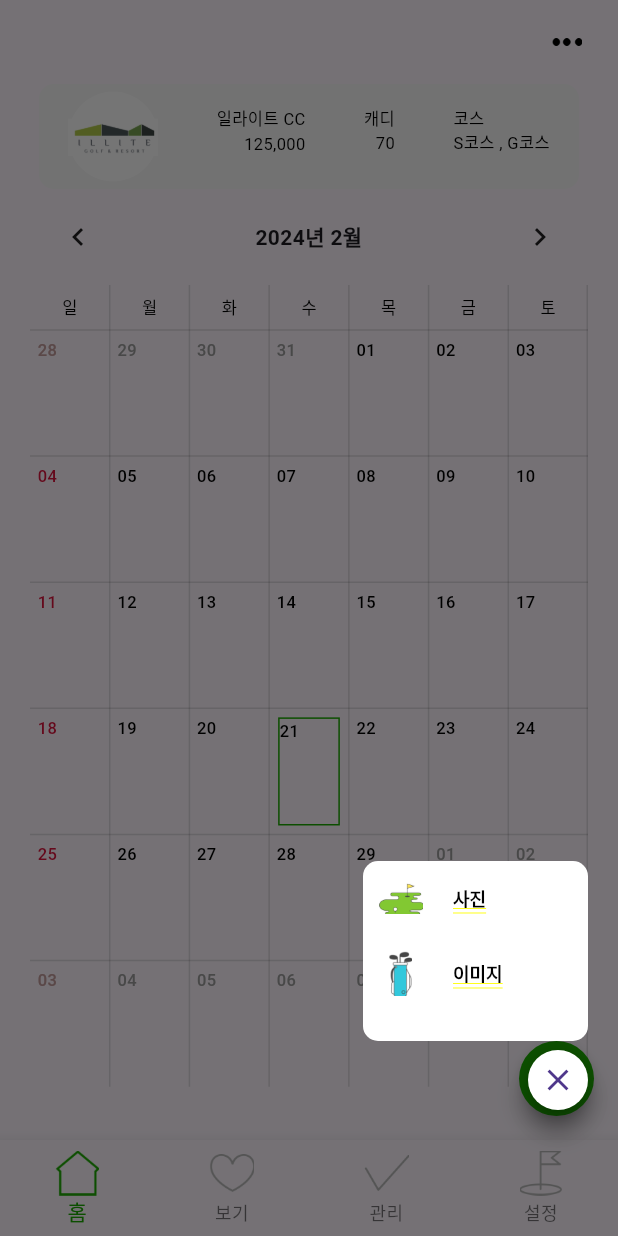
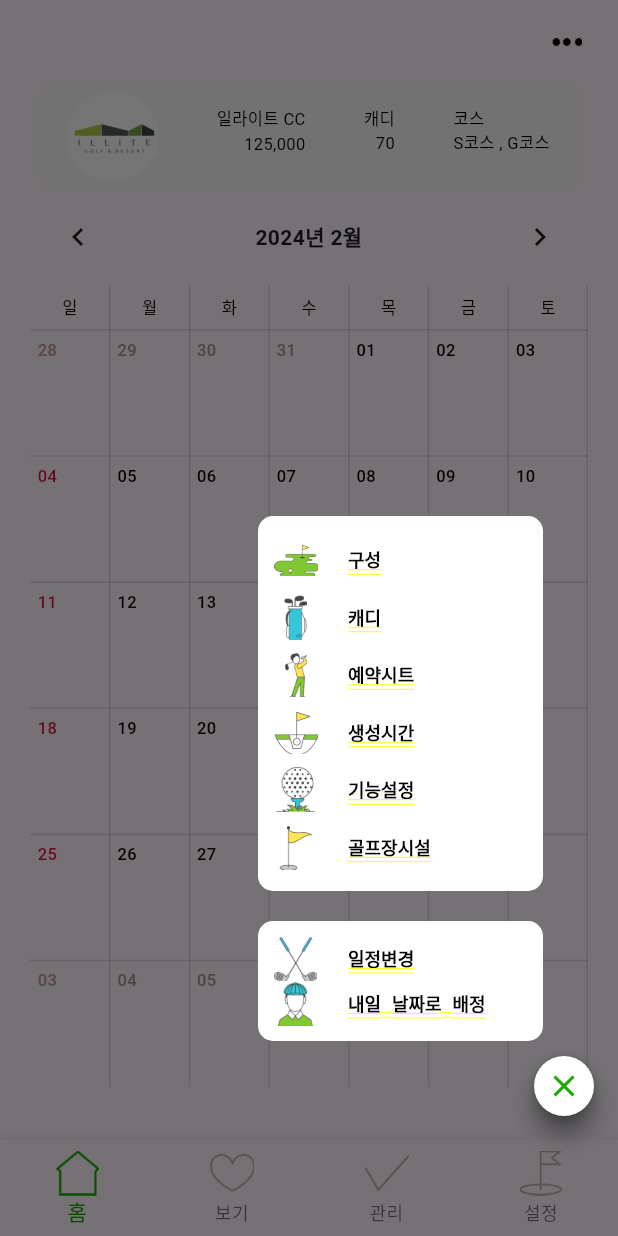
Before and after one commit to vinnyxin/flutterprojection, a Flutter app: the SheetSettingScreen2 screen opened directly, after a tap on the "add" icon, on a phone screen of 412 x 824 dp. Run offline on Flutter 3.47's test engine with Material 3 defaults, Android fonts, the phone set to English and light mode, and no system bars; drawn by our look-alikes of table_calendar; our stand-ins replace buttons_tabbar.

Commit message:
2024-02-21

```diff
--- a/lib/Common/floating_button.dart
+++ b/lib/Common/floating_button.dart
@@ -3,10 +3,12 @@
 class FloatingButton extends StatefulWidget {
   final String image;
   final String name;
+  // final Widget destination;
 
   const FloatingButton({
     required this.image,
     required this.name,
+    // required this.destination
 });
 
   @override
@@ -14,18 +16,23 @@
 }
 
 class _FloatingButtonState extends State<FloatingButton> {
+
   @override
   Widget build(BuildContext context) {
     return GestureDetector(
-      onTap: () {
-      },
+      // onTap: () {
+      //   Navigator.push(
+      //     context,
+      //     MaterialPageRoute(builder: (context) => widget.destination),
+      //   );
+      // },
       child: Row(
         mainAxisAlignment: MainAxisAlignment.start,
         children: [
-          Image.asset('images/contact.png', width: 30, height: 30),
+          Image.asset(widget.image, width: 30, height: 30),
           const SizedBox(width: 20),
           Text(
-            "사진",
+            widget.name,
             style: TextStyle(fontSize: 12, color: Colors.black, fontWeight: FontWeight.bold,),
           ),
         ],
--- a/lib/Sheet/sheet_setting_screen2.dart
+++ b/lib/Sheet/sheet_setting_screen2.dart
@@ -1,5 +1,6 @@
 import 'package:flutter/material.dart';
 import 'package:caddycum/Common/calendar_screen.dart';
+import 'package:caddycum/Common/floating_button.dart';
 
 class SheetSettingScreen2 extends StatefulWidget {
   const SheetSettingScreen2({super.key});
@@ -31,10 +32,10 @@
         ),
 
         floatingActionButton: Container(
-          width: 50,
-          height: 50,
+          width: 40,
+          height: 40,
           child: FloatingActionButton(
-            child:Icon(Icons.add,color: Colors.white,size: 40,),
+            child:Icon(Icons.add,color: Colors.white,size: 35,),
             backgroundColor:Color(0xFF1BAA00),
             onPressed: () {
               setState(() {
@@ -52,6 +53,7 @@
             ),
           ),
         ),
+
     body: Padding(
       padding: const EdgeInsets.symmetric(horizontal: 20),
       child: Column(
@@ -131,59 +133,60 @@
         return Stack(
           children: [
             Positioned(
-              bottom:130,
-              right: 20,
+              bottom:230,
+              right: 50,
               child:Column(
                   crossAxisAlignment: CrossAxisAlignment.end,
                   children: [
                     Container(
                       padding: EdgeInsets.all(10),
-                      width: 150,
-                      height: 120,
+                      width: 190,
+                      height: 250,
                       decoration: BoxDecoration(
                         color: Colors.white,
                         borderRadius: BorderRadius.circular(10),
                       ),
                       child: Column(
+                        mainAxisAlignment: MainAxisAlignment.spaceAround,
                         children: [
-                          GestureDetector(
-                            onTap: () {
-                            },
-                            child: Row(
-                              mainAxisAlignment: MainAxisAlignment.start,
-                              children: [
-                                Image.asset('images/contact.png', width: 30, height: 30),
-                                const SizedBox(width: 20),
-                                Text(
-                                  "사진",
-                                  style: TextStyle(fontSize: 12, color: Colors.black, fontWeight: FontWeight.bold,),
-                                ),
-                              ],
-                            ),
-                          ),
-                          SizedBox(height: 20),
-                          GestureDetector(
-                            onTap: () {
-                            },
-                            child: Row(
-                              mainAxisAlignment: MainAxisAlignment.start,
-                              children: [
-                                Image.asset('images/caddie.png', width: 30, height: 30),
-                                const SizedBox(width: 20),
-                                Text(
-                                  "이미지",
-                                  style: TextStyle(fontSize: 12, color: Colors.black, fontWeight: FontWeight.bold,),
-                                ),
-                              ],
-                            ),
-                          ),
+                          FloatingButton(image: 'images/contact.png', name: '구성', ),
+                          FloatingButton(image: 'images/caddie.png', name: '캐디'),
+                          FloatingButton(image: 'images/reservation.png', name: '예약시트'),
+                          FloatingButton(image: 'images/generate.png', name: '생성시간'),
+                          FloatingButton(image: 'images/functionsetting.png', name: '기능설정'),
+                          FloatingButton(image: 'images/golfcourse.png', name: '골프장시설'),
                         ],
                       ),
                     ),
                   ]
               ),
             ),
-            Positioned(bottom:80,right:16,
+            Positioned(
+              bottom:130,
+              right: 50,
+              child:Column(
+                  crossAxisAlignment: CrossAxisAlignment.end,
+                  children: [
+                    Container(
+                      padding: EdgeInsets.all(10),
+                      width: 190,
+                      height: 80,
+                      decoration: BoxDecoration(
+                        color: Colors.white,
+                        borderRadius: BorderRadius.circular(10),
+                      ),
+                      child: Column(
+                        mainAxisAlignment: MainAxisAlignment.spaceAround,
+                        children: [
+                          FloatingButton(image: 'images/schedule.png', name: '일정변경', ),
+                          FloatingButton(image: 'images/tomorrow.png', name: '내일 날짜로 배정'),
+                        ],
+                      ),
+                    ),
+                  ]
+              ),
+            ),
+            Positioned(bottom:76,right:12,
                 child: FloatingActionButton.small(onPressed: (){
                   setState(() {
                     _isCrossIconVisible = !_isCrossIconVisible;
@@ -194,7 +197,7 @@
                   shape: RoundedRectangleBorder(
                       borderRadius: BorderRadius.circular(20)
                   ),
-                  child: Icon(Icons.close_outlined),
+                  child: Icon(Icons.close_outlined,color: Color(0xFF1BAA00),),
                 ))
           ],
 
@@ -202,4 +205,5 @@
       },
     );
   }
+
 }
```
